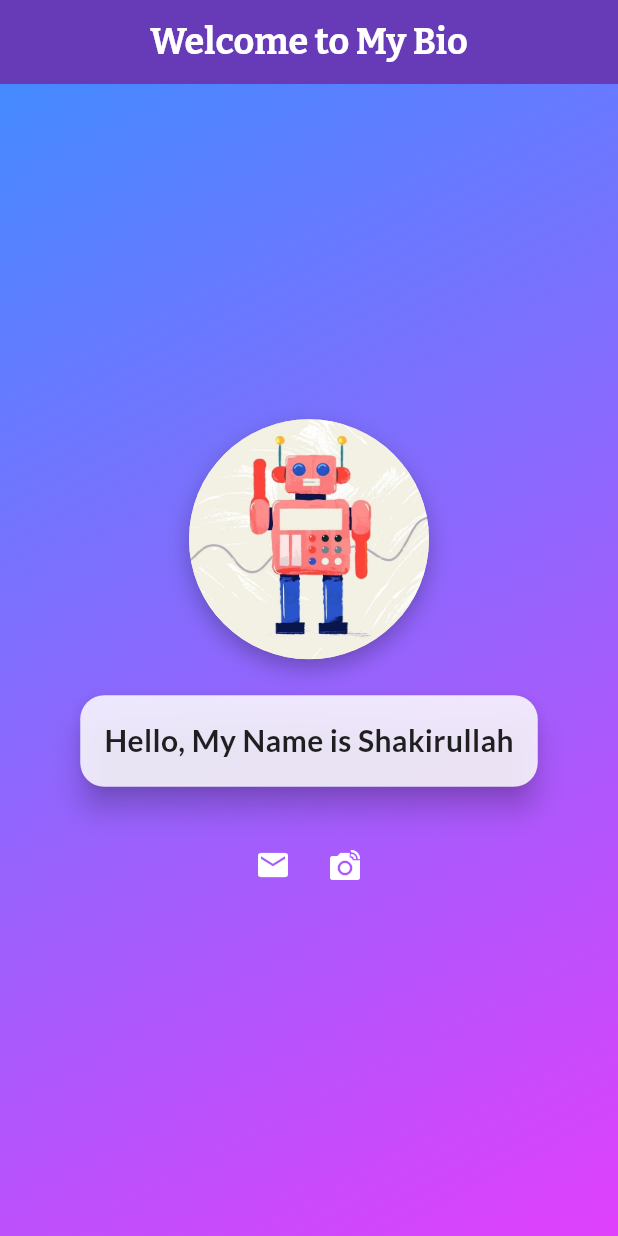
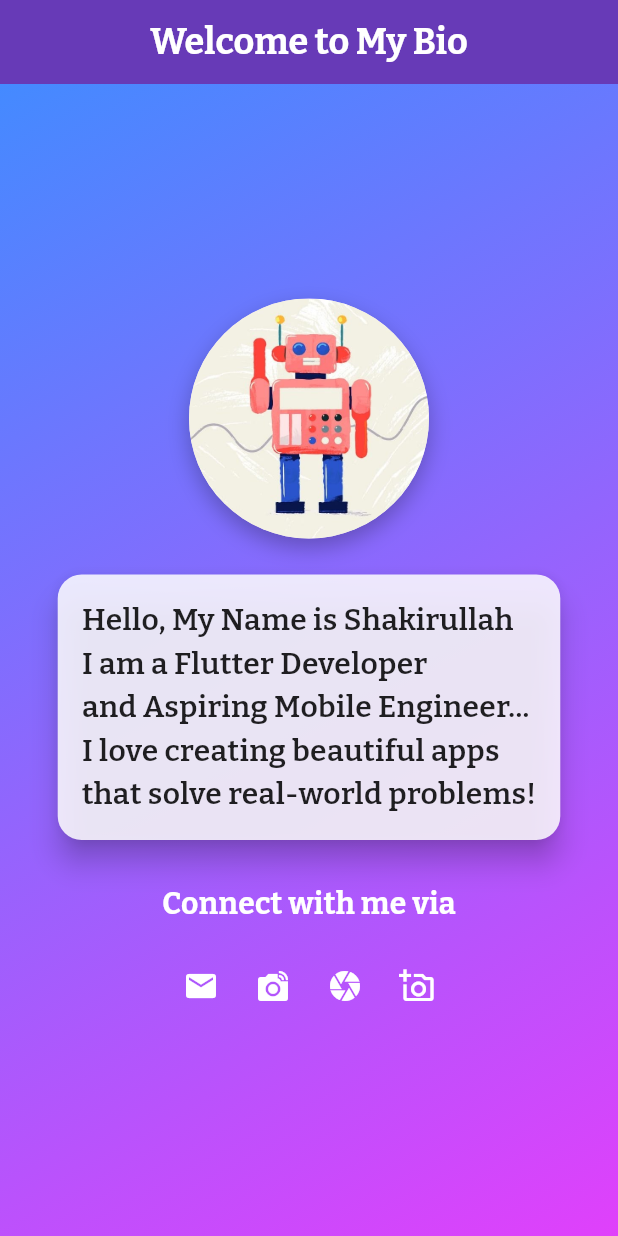
Before and after one commit to Shakirullah25/nitdev-intro, a Flutter app: the screen it shows after launch, on a phone screen of 412 x 824 dp. Run offline on Flutter 3.47's test engine with Material 3 defaults, Android fonts, the phone set to English and light mode, and no system bars; our stand-ins replace google_fonts.

Commit message:
new: added some icon buttons for connect

```diff
--- a/lib/intro_home_page.dart
+++ b/lib/intro_home_page.dart
@@ -59,8 +59,8 @@ class IntroHomePage extends StatelessWidget {
                   child: Padding(
                     padding: const EdgeInsets.all(16.0),
                     child: Text(
-                      "Hello, My Name is Shakirullah",
-                      style: GoogleFonts.lato(
+                      "Hello, My Name is Shakirullah\nI am a Flutter Developer\nand Aspiring Mobile Engineer...\nI love creating beautiful apps\nthat solve real-world problems!",
+                      style: GoogleFonts.bitter(
                         fontSize: 20,
                         color: Colors.black87,
                         fontWeight: FontWeight.w600,
@@ -70,6 +70,16 @@ class IntroHomePage extends StatelessWidget {
                 ),
               ),
               const SizedBox(height: 24),
+              Text(
+                "Connect with me via",
+                style: GoogleFonts.bitter(
+                  fontSize: 20,
+                  color: Colors.white,
+                  fontWeight: FontWeight.bold,
+                ),
+              ),
+              const SizedBox(height: 16),
+              // Social Media Icons
               Row(
                 mainAxisAlignment: MainAxisAlignment.center,
                 children: [
@@ -79,6 +89,14 @@ class IntroHomePage extends StatelessWidget {
                   ),
                   IconButton(
                     icon: Icon(Icons.linked_camera, color: Colors.white),
+                    onPressed: () {},
+                  ),
+                  IconButton(
+                    icon: Icon(Icons.camera, color: Colors.white),
+                    onPressed: () {},
+                  ),
+                  IconButton(
+                    icon: Icon(Icons.add_a_photo_outlined, color: Colors.white),
                     onPressed: () {},
                   ),
                   // Add more icons as needed
```
